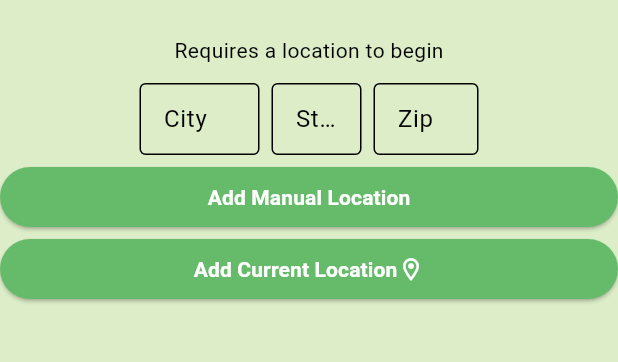
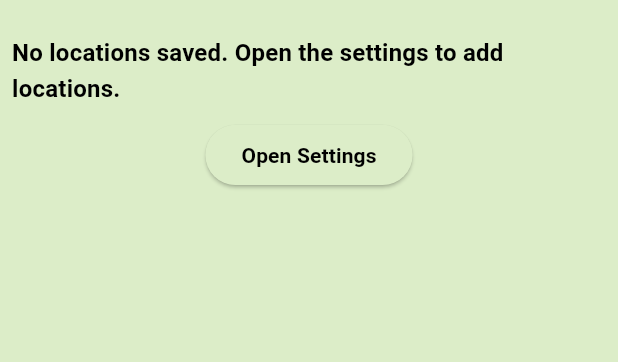
Before and after one commit to theusaf/osu-cs492-weather-app, a Flutter app: the screen it shows after launch, on a phone screen of 412 x 824 dp, the part 61-423 px from its top. Run offline on Flutter 3.47's test engine with Material 3 defaults, Android fonts, the phone set to English and light mode, and no system bars; our stand-ins replace geocoding, geolocator, google_fonts, shared_preferences, sqflite; accounts and stored records are empty; Roboto replaces fonts that are missing (Convergence).

Commit message:
feat: add button to open settings

```diff
--- a/lib/components/weatherScreen/weather_screen.dart
+++ b/lib/components/weatherScreen/weather_screen.dart
@@ -1,20 +1,23 @@
 import 'package:cs492_weather_app/models/weather_forecast.dart';
+import 'package:cs492_weather_app/widgets/theme_builder.dart';
 import '../../models/user_location.dart';
 import 'package:flutter/material.dart';
-import '../location/location.dart';
 
 class WeatherScreen extends StatefulWidget {
   final Function getLocation;
   final Function getForecasts;
   final Function getForecastsHourly;
   final Function setLocation;
+  final GlobalKey<ScaffoldState> scaffoldKey;
 
-  const WeatherScreen(
-      {super.key,
+  const WeatherScreen({
+    super.key,
     required this.getLocation,
     required this.getForecasts,
     required this.getForecastsHourly,
-      required this.setLocation});
+    required this.setLocation,
+    required this.scaffoldKey,
+  });
 
   @override
   State<WeatherScreen> createState() => _WeatherScreenState();
@@ -28,7 +31,7 @@ class _WeatherScreenState extends State<WeatherScreen> {
             context: context,
             location: widget.getLocation(),
             forecasts: widget.getForecastsHourly())
-        : LocationWidget(widget: widget));
+        : LoadingLocationWidget(widget: widget));
   }
 }
 
@@ -120,8 +123,8 @@ class LocationTextWidget extends StatelessWidget {
   }
 }
 
-class LocationWidget extends StatelessWidget {
-  const LocationWidget({
+class LoadingLocationWidget extends StatelessWidget {
+  const LoadingLocationWidget({
     super.key,
     required this.widget,
   });
@@ -132,16 +135,28 @@ class LocationWidget extends StatelessWidget {
   Widget build(BuildContext context) {
     return SizedBox(
       height: 400,
-      child: Column(
+      child: ThemeBuilder(builder: (context, colorScheme, textTheme) {
+        return Column(
           children: [
-          const Padding(
-            padding: EdgeInsets.all(8.0),
-            child: Text("Requires a location to begin"),
+            Padding(
+              padding: const EdgeInsets.all(8.0),
+              child: Text(
+                "No locations saved. Open the settings to add locations.",
+                style: textTheme.titleMedium,
               ),
-          Location(
-              setLocation: widget.setLocation, getLocation: widget.getLocation),
+            ),
+            ElevatedButton(
+              onPressed: () {
+                widget.scaffoldKey.currentState!.openEndDrawer();
+              },
+              child: Text(
+                "Open Settings",
+                style: textTheme.labelLarge,
+              ),
+            )
           ],
-      ),
+        );
+      }),
     );
   }
 }
--- a/lib/main.dart
+++ b/lib/main.dart
@@ -153,10 +153,12 @@ class _MyHomePageState extends State<MyHomePage> {
         ],
       ),
       body: WeatherScreen(
-          getLocation: getLocation,
-          getForecasts: getForecasts,
-          getForecastsHourly: getForecastsHourly,
-          setLocation: setLocation),
+        getLocation: getLocation,
+        getForecasts: getForecasts,
+        getForecastsHourly: getForecastsHourly,
+        setLocation: setLocation,
+        scaffoldKey: _scaffoldKey,
+      ),
       endDrawer: Drawer(
         child: settingsDrawer(),
       ),
```
Lines whose indentation alone changed are shown as unchanged.
